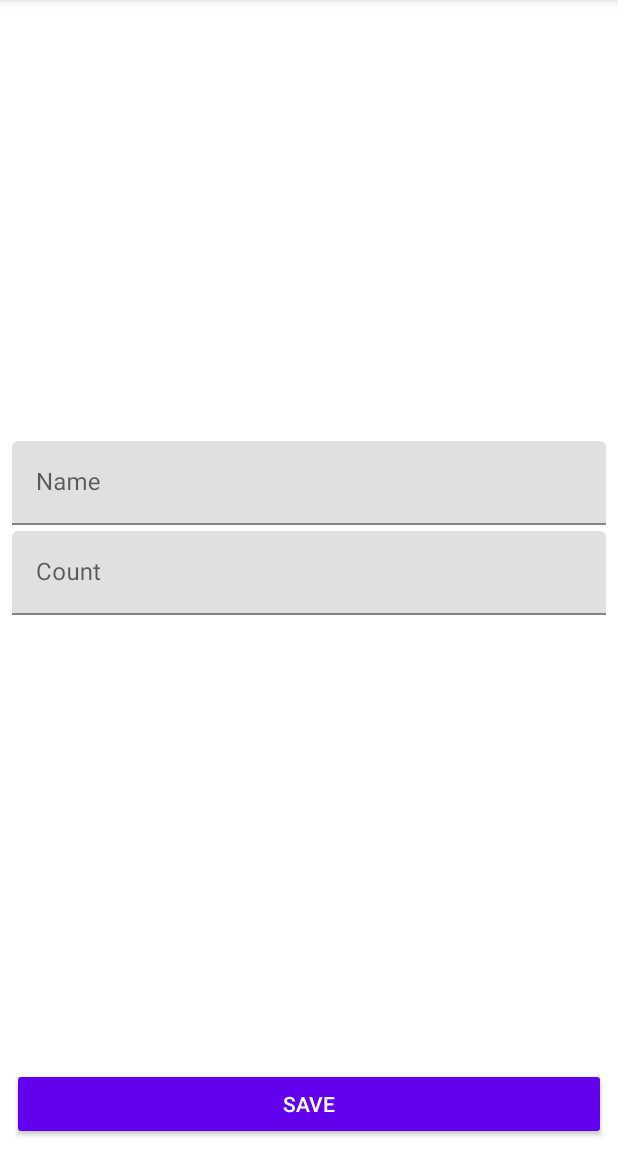
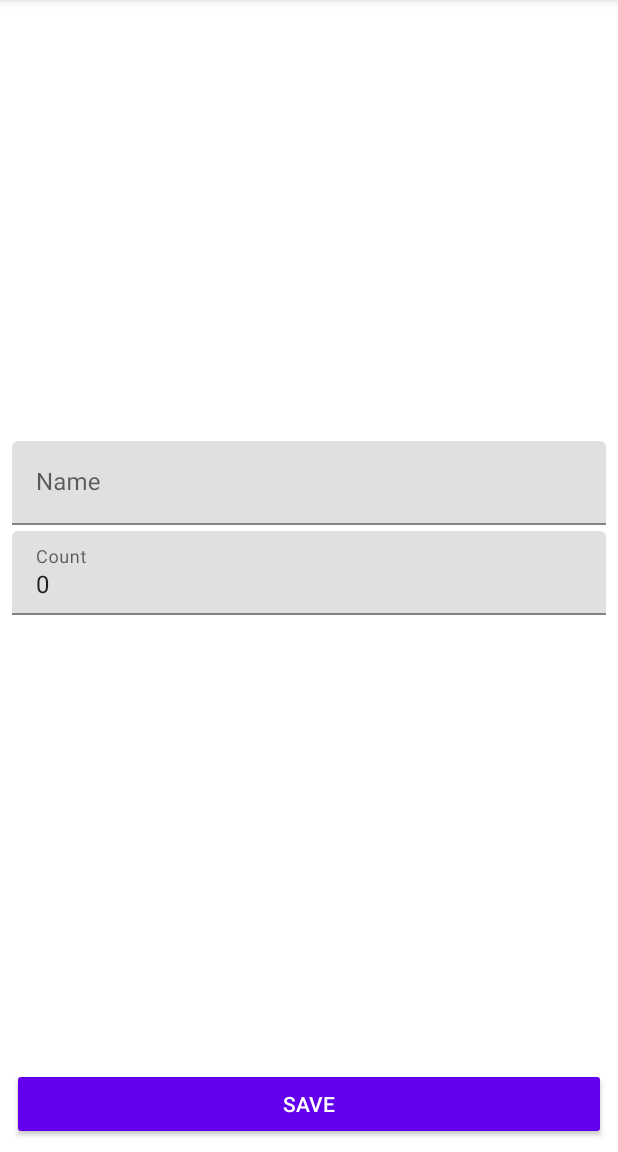
Before and after one commit to masor1/Wishlist, an Android app: the fragment ShopItemFragment placed in its activity, on a phone screen of 412 x 824 dp, the part 84-1236 px from its top. Run offline under Robolectric (Android 15) with nearby library versions, the phone set to English and light mode, and no system bars; our stand-ins replace data binding; 6 statements that could not run were skipped.

Commit message:
viewBinding finished

```diff
--- a/app/src/main/java/com/masorone/wishlist/presentation/activity/MainActivity.kt
+++ b/app/src/main/java/com/masorone/wishlist/presentation/activity/MainActivity.kt
@@ -22,8 +22,8 @@ class MainActivity : AppCompatActivity(), ShopItemFragment.OnEditingFinishedList
     override fun onCreate(savedInstanceState: Bundle?) {
         super.onCreate(savedInstanceState)
         binding = ActivityMainBinding.inflate(layoutInflater)
-        val view = binding.root
-        setContentView(view)
+        setContentView(binding.root)
+
         setupRecyclerView()
         setupAddButton()
 
--- a/app/src/main/java/com/masorone/wishlist/presentation/fragment/ShopItemFragment.kt
+++ b/app/src/main/java/com/masorone/wishlist/presentation/fragment/ShopItemFragment.kt
@@ -7,7 +7,6 @@ import android.view.View
 import android.view.ViewGroup
 import androidx.fragment.app.Fragment
 import androidx.lifecycle.ViewModelProvider
-import com.masorone.wishlist.R
 import com.masorone.wishlist.databinding.FragmentShopItemBinding
 import com.masorone.wishlist.domain.model.ShopItem
 import com.masorone.wishlist.presentation.wrapper.TextWatcherWrapper
@@ -74,11 +73,6 @@ class ShopItemFragment : Fragment() {
     private fun launchEditMode() {
         viewModel.fetch(shopItemId)
 
-        viewModel.shopItem.observe(viewLifecycleOwner) { shopItem ->
-            binding.etName.setText(shopItem.name)
-            binding.etCount.setText(shopItem.count.toString())
-        }
-
         binding.btnSave.setOnClickListener {
             val name = binding.etName.text.toString()
             val count = binding.etCount.text.toString()
@@ -101,13 +95,6 @@ class ShopItemFragment : Fragment() {
     }
 
     private fun setupTextChangeListeners() {
-        viewModel.errorInputName.observe(viewLifecycleOwner) {
-            binding.tilName.error = if (it) getString(R.string.error_input_name) else null
-        }
-        viewModel.errorInputCount.observe(viewLifecycleOwner) {
-            binding.tilCount.error = if (it) getString(R.string.error_input_count) else null
-        }
-
         val textWatcherName = object : TextWatcherWrapper() {
             override fun onTextChanged(p0: CharSequence?, p1: Int, p2: Int, p3: Int) {
                 viewModel.resetErrorInputName()
@@ -126,6 +113,8 @@ class ShopItemFragment : Fragment() {
 
     private fun initViewModel() {
         viewModel = ViewModelProvider(this)[ShopItemViewModel::class.java]
+        binding.viewModel = viewModel
+        binding.lifecycleOwner = viewLifecycleOwner
     }
 
     private fun parseParams() {
--- a/app/src/main/res/layout-land/activity_main.xml
+++ b/app/src/main/res/layout-land/activity_main.xml
@@ -1,6 +1,5 @@
 <?xml version="1.0" encoding="utf-8"?>
 <layout>
-
     <LinearLayout xmlns:android="http://schemas.android.com/apk/res/android"
         xmlns:app="http://schemas.android.com/apk/res-auto"
         android:layout_width="match_parent"
--- a/app/src/main/res/layout/activity_main.xml
+++ b/app/src/main/res/layout/activity_main.xml
@@ -1,6 +1,5 @@
 <?xml version="1.0" encoding="utf-8"?>
 <layout>
-
 
     <FrameLayout xmlns:android="http://schemas.android.com/apk/res/android"
         xmlns:app="http://schemas.android.com/apk/res-auto"
--- a/app/src/main/res/layout/fragment_shop_item.xml
+++ b/app/src/main/res/layout/fragment_shop_item.xml
@@ -1,5 +1,12 @@
 <?xml version="1.0" encoding="utf-8"?>
-<layout>
+<layout xmlns:app="http://schemas.android.com/apk/res-auto">
+
+    <data>
+
+        <variable
+            name="viewModel"
+            type="com.masorone.wishlist.presentation.fragment.ShopItemViewModel" />
+    </data>
 
     <LinearLayout xmlns:android="http://schemas.android.com/apk/res/android"
         xmlns:tools="http://schemas.android.com/tools"
@@ -19,13 +26,15 @@
             android:layout_height="wrap_content"
             android:layout_marginStart="8dp"
             android:layout_marginEnd="8dp"
-            android:layout_marginBottom="4dp">
+            android:layout_marginBottom="4dp"
+            app:errorInputName="@{viewModel.errorInputName}">
 
             <com.google.android.material.textfield.TextInputEditText
                 android:id="@+id/et_name"
                 android:layout_width="match_parent"
                 android:layout_height="wrap_content"
                 android:hint="@string/hint_name"
+                android:text="@{viewModel.shopItem.name}"
                 android:inputType="textCapWords" />
         </com.google.android.material.textfield.TextInputLayout>
 
@@ -34,13 +43,15 @@
             android:layout_width="match_parent"
             android:layout_height="wrap_content"
             android:layout_marginStart="8dp"
-            android:layout_marginEnd="8dp">
+            android:layout_marginEnd="8dp"
+            app:errorInputCount="@{viewModel.errorInputCount}">
 
             <com.google.android.material.textfield.TextInputEditText
                 android:id="@+id/et_count"
                 android:layout_width="match_parent"
                 android:layout_height="wrap_content"
                 android:hint="@string/hint_count"
+                android:text="@{String.valueOf(viewModel.shopItem.count)}"
                 android:inputType="number" />
         </com.google.android.material.textfield.TextInputLayout>
 
```
Also changed, not shown: app/src/main/java/com/masorone/wishlist/presentation/adapter/BindingAdapter.kt (+19 -1 lines).
